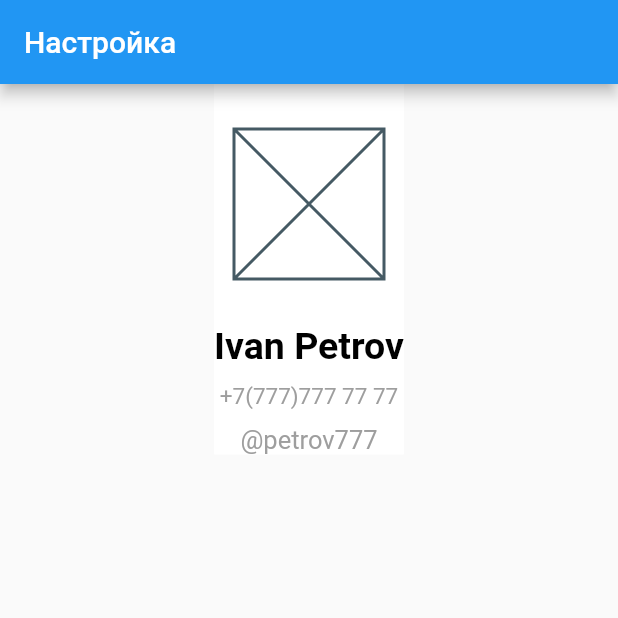
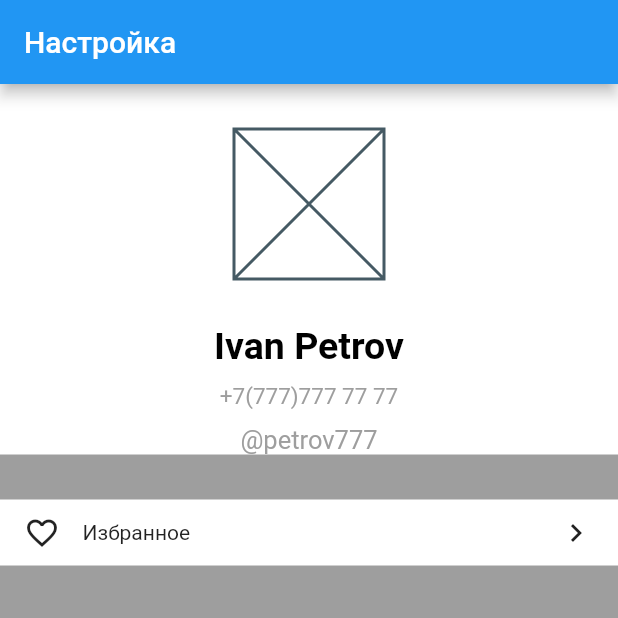
Before and after one commit to Pa11ady/flutter-exercises, a Flutter app: the screen it shows after launch, on a phone screen of 412 x 824 dp, the top half of it. Run offline on Flutter 3.47's test engine with Material 2 defaults, Android fonts, the phone set to English and light mode, and no system bars.

Commit message:
user_profile menu part 1

```diff
--- a/user_profile/lib/widgets/profile.dart
+++ b/user_profile/lib/widgets/profile.dart
@@ -6,6 +6,7 @@ class Profile extends StatelessWidget {
   @override
   Widget build(BuildContext context) {
     return Scaffold(
+      backgroundColor: Colors.grey,
         appBar: AppBar(title: Text('Настройка')),
         body: Container(
           width: double.infinity,
@@ -13,12 +14,42 @@ class Profile extends StatelessWidget {
             mainAxisAlignment: MainAxisAlignment.start,
             crossAxisAlignment: CrossAxisAlignment.center,
             children: [
-              _UserInfo()
+              _UserInfo(),
+              SizedBox(height: 30),
+              _MenuBlock()
             ],
           ),
         ));
   }
 }
+
+class _MenuBlock extends StatelessWidget {
+  const _MenuBlock({Key? key}) : super(key: key);
+
+  @override
+  Widget build(BuildContext context) {
+    return Container(
+      color: Colors.white,
+      width: double.infinity,
+      child: Column(children: [
+        Padding(
+          padding: EdgeInsets.symmetric(horizontal: 16, vertical: 10),
+          child: Row(
+            mainAxisSize: MainAxisSize.max,
+            children: [
+            Icon(Icons.favorite_border_outlined),
+            SizedBox(width: 15),
+            Expanded(child: Text('Избранное')),
+            //SizedBox(width: 15),
+            Icon(Icons.chevron_right),
+
+          ],),
+        )
+      ],)
+    );
+  }
+}
+
 
 class _UserInfo extends StatelessWidget {
   const _UserInfo({Key? key}) : super(key: key);
@@ -26,6 +57,7 @@ class _UserInfo extends StatelessWidget {
   @override
   Widget build(BuildContext context) {
     return Container(
+      width: double.infinity,
       color: Colors.white,
       child: Column(
         children: [
```
